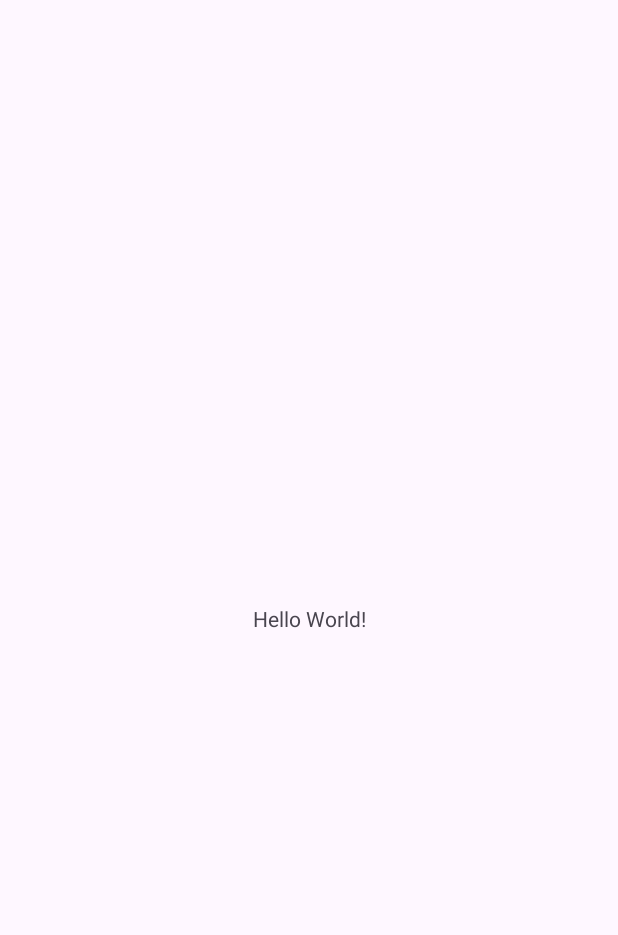
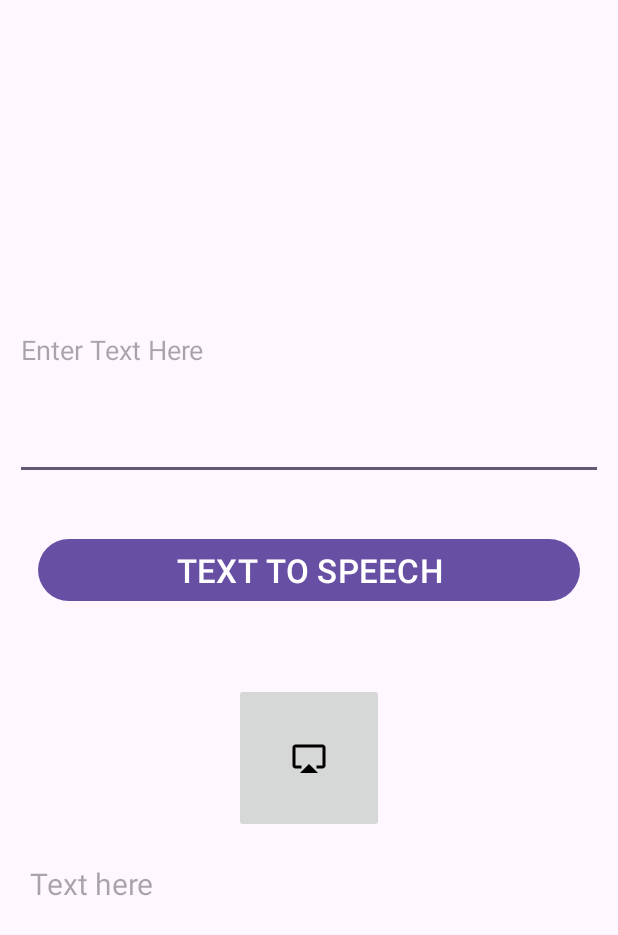
Before and after one commit to RahulMGatty/Android-Projects, an Android app: the screen it shows after launch (MainActivity), on a phone screen of 412 x 824 dp. Before the commit the part shown is almost empty. Shown: the top 935 px of the screen. Run offline under Robolectric (Android 15) with nearby library versions, the phone set to English and light mode, and no system bars.

Commit message:
intital commit

```diff
--- a/VoiceNotepad/app/src/main/java/com/example/voicenotepad/MainActivity.java
+++ b/VoiceNotepad/app/src/main/java/com/example/voicenotepad/MainActivity.java
@@ -1,24 +1,103 @@
 package com.example.voicenotepad;
 
+import android.content.ActivityNotFoundException;
+import android.content.Intent;
 import android.os.Bundle;
+import android.speech.RecognizerIntent;
+import android.speech.tts.TextToSpeech;
+import android.view.View;
+import android.widget.Button;
+import android.widget.EditText;
+import android.widget.ImageButton;
+import android.widget.TextView;
+import android.widget.Toast;
 
 import androidx.activity.EdgeToEdge;
+import androidx.annotation.Nullable;
 import androidx.appcompat.app.AppCompatActivity;
 import androidx.core.graphics.Insets;
 import androidx.core.view.ViewCompat;
 import androidx.core.view.WindowInsetsCompat;
 
+import java.util.ArrayList;
+import java.util.Locale;
+
 public class MainActivity extends AppCompatActivity {
+
+    EditText txtContent;
+
+    Button btnConvert;
+
+    ImageButton btnSpeak;
+
+    TextView txtChars;
+
+    TextToSpeech tts;
+    protected static final int RESULT_SPEECH =1;
 
     @Override
     protected void onCreate(Bundle savedInstanceState) {
         super.onCreate(savedInstanceState);
         EdgeToEdge.enable(this);
         setContentView(R.layout.activity_main);
-        ViewCompat.setOnApplyWindowInsetsListener(findViewById(R.id.main), (v, insets) -> {
-            Insets systemBars = insets.getInsets(WindowInsetsCompat.Type.systemBars());
-            v.setPadding(systemBars.left, systemBars.top, systemBars.right, systemBars.bottom);
-            return insets;
+        txtContent = findViewById(R.id.editMultiLine);
+        btnConvert = findViewById(R.id.btnConvert);
+        btnSpeak = findViewById(R.id.imgButton);
+        txtChars = findViewById(R.id.txtChars);
+
+        btnConvert.setOnClickListener(new View.OnClickListener() {
+            @Override
+            public void onClick(View v) {
+                tts = new TextToSpeech(getApplicationContext(),
+                        new TextToSpeech.OnInitListener() {
+                            @Override
+                            public void onInit(int status) {
+                                if (status == TextToSpeech.SUCCESS) {
+                                    tts.setLanguage(Locale.US);
+                                    tts.setSpeechRate(1.0f);
+                                    tts.speak(txtContent.getText().toString(),
+                                            TextToSpeech.QUEUE_ADD, null);
+
+                                }
+                            }
+                        });
+
+            }
+        });
+
+        btnSpeak.setOnClickListener(new View.OnClickListener() {
+            @Override
+            public void onClick(View v) {
+                Intent intent = new Intent(
+                        RecognizerIntent.ACTION_RECOGNIZE_SPEECH);
+                intent.putExtra(RecognizerIntent.EXTRA_LANGUAGE_MODEL,
+                        RecognizerIntent.LANGUAGE_MODEL_FREE_FORM);
+                intent.putExtra(RecognizerIntent.EXTRA_LANGUAGE,
+                        "en-US");
+
+                try {
+                    startActivityForResult(intent, RESULT_SPEECH);
+                    txtChars.setText("");
+                } catch (ActivityNotFoundException e) {
+                    Toast.makeText(getApplicationContext(), "Your Device " +
+                            "Doesnt support speech recognition", Toast.LENGTH_LONG).show();
+                    e.printStackTrace();
+                }
+
+            }
         });
     }
+
+    @Override
+    protected void onActivityResult(int requestCode, int resultCode, @Nullable Intent data) {
+        super.onActivityResult(requestCode, resultCode, data);
+        switch(requestCode){
+            case RESULT_SPEECH:
+                if(resultCode==RESULT_OK && data != null){
+                    ArrayList<String> text = data.getStringArrayListExtra(RecognizerIntent.EXTRA_RESULTS);
+                    txtChars.setText(text.get(0));
+                }
+                break;
+        }
+    }
 }
--- /dev/null
+++ b/VoiceNotepad/app/src/main/res/drawable/baseline_airplay_24.xml
@@ -0,0 +1,7 @@
+<vector xmlns:android="http://schemas.android.com/apk/res/android" android:height="24dp" android:tint="#000000" android:viewportHeight="24" android:viewportWidth="24" android:width="24dp">
+
+    <path android:fillColor="@android:color/white" android:pathData="M6,22l12,0l-6,-6z"/>
+
+    <path android:fillColor="@android:color/white" android:pathData="M21,3H3C1.9,3 1,3.9 1,5v12c0,1.1 0.9,2 2,2h4v-2H3V5h18v12h-4v2h4c1.1,0 2,-0.9 2,-2V5C23,3.9 22.1,3 21,3z"/>
+
+</vector>
--- a/VoiceNotepad/app/src/main/res/layout/activity_main.xml
+++ b/VoiceNotepad/app/src/main/res/layout/activity_main.xml
@@ -1,19 +1,50 @@
 <?xml version="1.0" encoding="utf-8"?>
-<androidx.constraintlayout.widget.ConstraintLayout xmlns:android="http://schemas.android.com/apk/res/android"
+<LinearLayout xmlns:android="http://schemas.android.com/apk/res/android"
     xmlns:app="http://schemas.android.com/apk/res-auto"
     xmlns:tools="http://schemas.android.com/tools"
     android:id="@+id/main"
     android:layout_width="match_parent"
     android:layout_height="match_parent"
+    android:layout_gravity="center"
+    android:gravity="center"
+    android:orientation="vertical"
     tools:context=".MainActivity">
 
+    <EditText
+        android:id="@+id/editMultiLine"
+        android:layout_width="match_parent"
+        android:layout_height="wrap_content"
+        android:layout_margin="10dp"
+        android:layout_marginTop="25dp"
+        android:ems="10"
+        android:gravity="start|top"
+        android:hint="Enter Text Here"
+        android:inputType="textMultiLine"
+        android:lines="4" />
+
+    <Button
+        android:id="@+id/btnConvert"
+        android:layout_width="match_parent"
+        android:layout_height="wrap_content"
+        android:layout_margin="25dp"
+        android:text="TEXT TO SPEECH"
+        android:textSize="22dp" />
+
+    <ImageButton
+        android:id="@+id/imgButton"
+        android:layout_width="100dp"
+        android:layout_height="100dp"
+        android:layout_gravity="center"
+        android:layout_marginTop="25dp"
+        app:srcCompat="@drawable/baseline_airplay_24"
+        tools:ignore="SpeakableTextPresentCheck" />
+
     <TextView
-        android:layout_width="wrap_content"
+        android:id="@+id/txtChars"
+        android:layout_width="match_parent"
         android:layout_height="wrap_content"
-        android:text="Hello World!"
-        app:layout_constraintBottom_toBottomOf="parent"
-        app:layout_constraintEnd_toEndOf="parent"
-        app:layout_constraintStart_toStartOf="parent"
-        app:layout_constraintTop_toTopOf="parent" />
-
-</androidx.constraintlayout.widget.ConstraintLayout>
+        android:layout_margin="20dp"
+        android:layout_marginTop="5dp"
+        android:hint="Text here"
+        android:textSize="20dp" />
+</LinearLayout>
```
